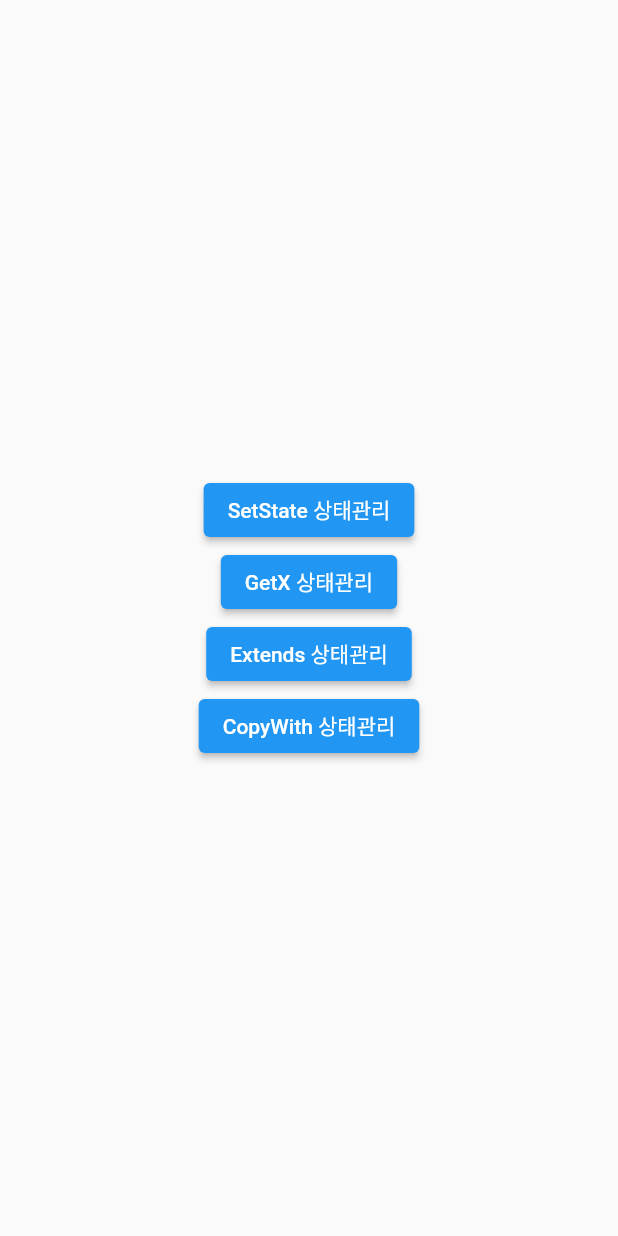
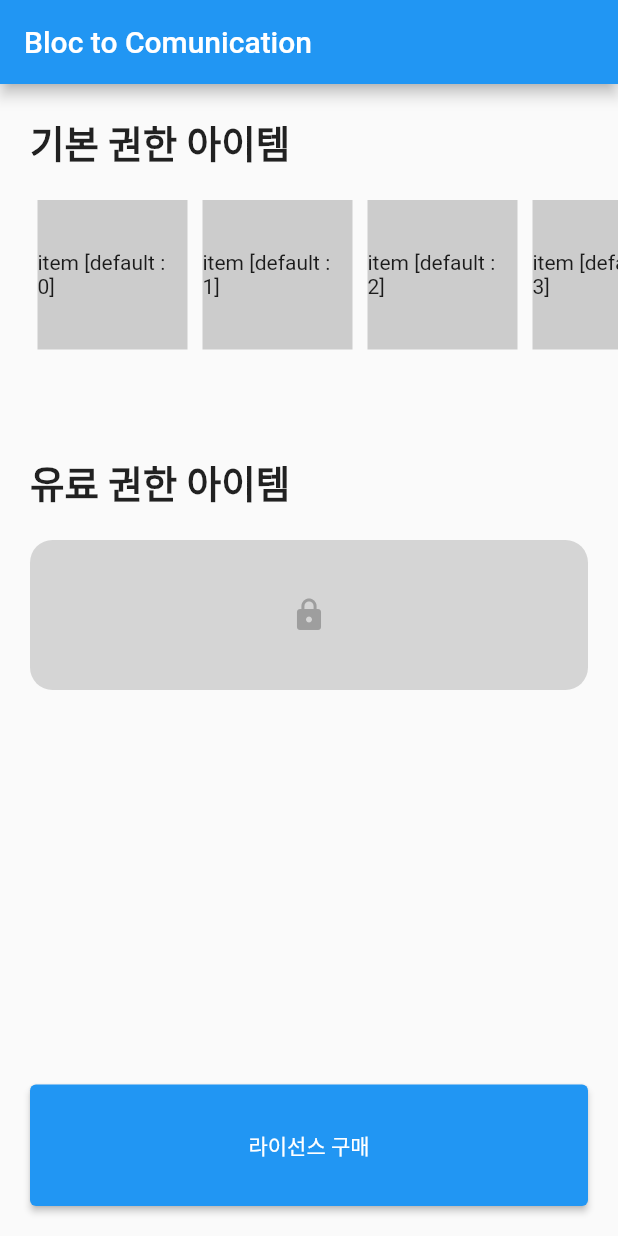
Before and after one commit to seolhs04/flutter_bloc_master_course, a Flutter app: the screen it shows after launch, on a phone screen of 412 x 824 dp. Run offline on Flutter 3.47's test engine with Material 2 defaults, Android fonts, the phone set to English and light mode, and no system bars; our stand-ins replace bloc, bloc_concurrency, dio, equatable, flutter_bloc, get; accounts and stored records are empty.

Commit message:
bloc repository를 이용한 mvvm 패턴

```diff
--- a/lib/main.dart
+++ b/lib/main.dart
@@ -1,5 +1,10 @@
 import 'package:flutter/material.dart';
+import 'package:flutter_bloc/flutter_bloc.dart';
 import 'package:flutter_bloc_master_course/src/app.dart';
+import 'package:flutter_bloc_master_course/src/bloc/license_bloc.dart';
+import 'package:flutter_bloc_master_course/src/bloc/product_bloc.dart';
+import 'package:flutter_bloc_master_course/src/repository/license_repository.dart';
+import 'package:flutter_bloc_master_course/src/repository/product_repository.dart';
 
 void main() {
   runApp(const MyApp());
@@ -13,7 +18,27 @@
     return MaterialApp(
       title: 'Flutter Demo',
       theme: ThemeData(),
-      home: const App(),
+      home: MultiRepositoryProvider(
+          providers: [
+            RepositoryProvider(create: (context) => ProductRepository()),
+            RepositoryProvider(create: (context) => LicenseRepository()),
+          ],
+          child: MultiBlocProvider(
+            providers: [
+              BlocProvider(
+                create: (context) => ProductBloc(
+                  context.read<ProductRepository>(),
+                  context.read<LicenseRepository>(),
+                ),
+              ),
+              BlocProvider(
+                create: (context) => LicenseBloc(
+                  context.read<LicenseRepository>(),
+                ),
+              )
+            ],
+            child: const App(),
+          )),
     );
   }
 }
--- a/lib/src/app.dart
+++ b/lib/src/app.dart
@@ -1,13 +1,11 @@
 import 'package:flutter/material.dart';
 import 'package:flutter_bloc/flutter_bloc.dart';
-import 'package:flutter_bloc_master_course/src/cubit/user_list.dart';
-import 'package:flutter_bloc_master_course/src/cubit/user_list_cubit_extends.dart';
-import 'package:flutter_bloc_master_course/src/cubit_copywith/user_list.dart';
-import 'package:flutter_bloc_master_course/src/cubit_copywith/user_list_cubit_copywith.dart';
-import 'package:flutter_bloc_master_course/src/getx/user_list.dart';
-import 'package:flutter_bloc_master_course/src/getx/user_list_controller.dart';
-import 'package:flutter_bloc_master_course/src/set_state/user_list.dart';
-import 'package:get/instance_manager.dart';
+import 'package:flutter_bloc_master_course/src/bloc/license_bloc.dart';
+import 'package:flutter_bloc_master_course/src/bloc/product_bloc.dart';
+import 'package:flutter_bloc_master_course/src/component/buy_btn.dart';
+import 'package:flutter_bloc_master_course/src/component/loading.dart';
+import 'package:flutter_bloc_master_course/src/component/lock_widget.dart';
+import 'package:flutter_bloc_master_course/src/component/product_widget.dart';
 
 class App extends StatelessWidget {
   const App({super.key});
@@ -15,60 +13,80 @@
   @override
   Widget build(BuildContext context) {
     return Scaffold(
-      body: Center(
-        child: Column(
-          mainAxisAlignment: MainAxisAlignment.center,
-          children: [
-            ElevatedButton(
-                onPressed: () {
-                  Navigator.push(
-                    context,
-                    MaterialPageRoute(
-                      builder: (context) => const UserListPageSetState(),
-                    ),
-                  );
-                },
-                child: const Text('SetState 상태관리')),
-            ElevatedButton(
-                onPressed: () {
-                  Get.put(UserListController());
-                  Navigator.push(
-                    context,
-                    MaterialPageRoute(
-                      builder: (context) => const UserListForGetX(),
-                    ),
-                  );
-                },
-                child: const Text('GetX 상태관리')),
-            ElevatedButton(
-                onPressed: () {
-                  Navigator.push(
-                    context,
-                    MaterialPageRoute(
-                      builder: (context) => BlocProvider(
-                        create: (context) => UserListCubitExtends(),
-                        child: const UserListForCubitForExtends(),
-                      ),
-                    ),
-                  );
-                },
-                child: const Text('Extends 상태관리')),
-            ElevatedButton(
-                onPressed: () {
-                  Navigator.push(
-                    context,
-                    MaterialPageRoute(
-                      builder: (context) => BlocProvider(
-                        create: (context) => UserListCubitCopyWith(),
-                        child: const UserListForCubitCopyWith(),
-                      ),
-                    ),
-                  );
-                },
-                child: const Text('CopyWith 상태관리')),
-          ],
-        ),
+      appBar: AppBar(
+        title: const Text('Bloc to Comunication'),
+      ),
+      body: Column(
+        crossAxisAlignment: CrossAxisAlignment.stretch,
+        children: [
+          _DefaultItems(),
+          const SizedBox(height: 50),
+          _PayItems(),
+        ],
+      ),
+      bottomNavigationBar: BuyBtn(
+        onTap: () {
+          context.read<LicenseBloc>().add(BuyLicenseEvent());
+        },
       ),
     );
   }
 }
+
+class _DefaultItems extends StatelessWidget {
+  @override
+  Widget build(BuildContext context) {
+    final state = context.watch<ProductBloc>().state;
+    return Column(
+      crossAxisAlignment: CrossAxisAlignment.stretch,
+      children: [
+        const Padding(
+          padding: EdgeInsets.only(left: 20, top: 20),
+          child: Text(
+            '기본 권한 아이템',
+            style: TextStyle(fontWeight: FontWeight.bold, fontSize: 25),
+          ),
+        ),
+        const SizedBox(height: 20),
+        if (state is LoadingProductState) const Loading(),
+        if (state is LoadedProductState)
+          ProductsWidget(
+            items: List.generate(
+              state.defaultItems?.length ?? 0,
+              (index) => state.defaultItems![index],
+            ),
+          ),
+      ],
+    );
+  }
+}
+
+class _PayItems extends StatelessWidget {
+  @override
+  Widget build(BuildContext context) {
+    final state = context.watch<ProductBloc>().state;
+    return Column(
+      crossAxisAlignment: CrossAxisAlignment.stretch,
+      children: [
+        const Padding(
+          padding: EdgeInsets.only(left: 20, top: 20),
+          child: Text(
+            '유료 권한 아이템',
+            style: TextStyle(fontWeight: FontWeight.bold, fontSize: 25),
+          ),
+        ),
+        const SizedBox(height: 20),
+        if (state is LoadingProductState) const Loading(),
+        if (state is LoadedProductState && state.payItems == null)
+          const LockWidget(),
+        if (state is LoadedProductState && state.payItems != null)
+          ProductsWidget(
+            items: List.generate(
+              state.payItems?.length ?? 0,
+              (index) => state.payItems![index],
+            ),
+          ),
+      ],
+    );
+  }
+}
--- /dev/null
+++ b/lib/src/bloc/license_bloc.dart
@@ -0,0 +1,28 @@
+import 'package:equatable/equatable.dart';
+import 'package:flutter_bloc/flutter_bloc.dart';
+import 'package:flutter_bloc_master_course/src/repository/license_repository.dart';
+
+class LicenseBloc extends Bloc<LicenseEvent, LicenseState> {
+  final LicenseRepository _licenseRepository;
+  LicenseBloc(this._licenseRepository) : super(const LicenseState(false)) {
+    on<BuyLicenseEvent>((event, emit) async {
+      final result = await _licenseRepository.buyLicense();
+      emit(LicenseState(result));
+    });
+  }
+}
+
+abstract class LicenseEvent extends Equatable {}
+
+class BuyLicenseEvent extends LicenseEvent {
+  @override
+  List<Object?> get props => [];
+}
+
+class LicenseState extends Equatable {
+  final bool hasLicense;
+  const LicenseState(this.hasLicense);
+
+  @override
+  List<Object?> get props => [hasLicense];
+}
--- /dev/null
+++ b/lib/src/bloc/product_bloc.dart
@@ -0,0 +1,111 @@
+import 'package:bloc/bloc.dart';
+import 'package:bloc_concurrency/bloc_concurrency.dart';
+import 'package:equatable/equatable.dart';
+import 'package:flutter_bloc_master_course/src/repository/license_repository.dart';
+import 'package:flutter_bloc_master_course/src/repository/product_repository.dart';
+
+class ProductBloc extends Bloc<ProductEvent, ProductState> {
+  final ProductRepository _productRepository;
+  final LicenseRepository _licenseRepository;
+
+  ProductBloc(this._productRepository, this._licenseRepository)
+      : super(InitProductState()) {
+    on<ProductEvent>((event, emit) async {
+      if (event is DefaultLoadProductEvent) {
+        await _defaultLoadProduct(event, emit);
+      }
+      if (event is PayLoadProductEvent) {
+        await _payLoadProduct(event, emit);
+      }
+    }, transformer: sequential());
+    add(DefaultLoadProductEvent());
+    add(PayLoadProductEvent(false));
+    _licenseRepository.stream.listen((event) {
+      if (event) {
+        add(PayLoadProductEvent(event));
+      }
+    });
+  }
+
+  _defaultLoadProduct(DefaultLoadProductEvent event, emit) async {
+    emit(LoadingProductState(
+      defaultItems: state.defaultItems,
+      payItems: state.payItems,
+    ));
+    final result = await _productRepository.loadDefaultProduct();
+    emit(LoadedProductState(
+      defaultItems: result,
+      payItems: state.payItems,
+    ));
+  }
+
+  _payLoadProduct(PayLoadProductEvent event, emit) async {
+    emit(LoadingProductState(
+      defaultItems: state.defaultItems,
+      payItems: state.payItems,
+    ));
+    final result =
+        await _productRepository.loadPayDefaultProduct(event.hasLicense);
+    emit(LoadedProductState(
+      payItems: result,
+      defaultItems: state.defaultItems,
+    ));
+  }
+
+  @override
+  void onTransition(Transition<ProductEvent, ProductState> transition) {
+    print(transition);
+    super.onTransition(transition);
+  }
+}
+
+abstract class ProductEvent extends Equatable {}
+
+class DefaultLoadProductEvent extends ProductEvent {
+  @override
+  List<Object?> get props => [];
+}
+
+class PayLoadProductEvent extends ProductEvent {
+  final bool hasLicense;
+  PayLoadProductEvent(this.hasLicense);
+
+  @override
+  List<Object?> get props => [hasLicense];
+}
+
+abstract class ProductState extends Equatable {
+  final List<String>? defaultItems;
+  final List<String>? payItems;
+
+  const ProductState({
+    this.defaultItems,
+    this.payItems,
+  });
+}
+
+class InitProductState extends ProductState {
+  InitProductState() : super(defaultItems: [], payItems: []);
+  @override
+  List<Object?> get props => [defaultItems, payItems];
+}
+
+class LoadingProductState extends ProductState {
+  const LoadingProductState({super.defaultItems, super.payItems});
+  @override
+  List<Object?> get props => [defaultItems, payItems];
+}
+
+class LoadedProductState extends ProductState {
+  const LoadedProductState({super.defaultItems, super.payItems});
+  @override
+  List<Object?> get props => [defaultItems, payItems];
+}
+
+class ErrorProductState extends ProductState {
+  final String errorMessage;
+  const ErrorProductState({required this.errorMessage});
+
+  @override
+  List<Object?> get props => [];
+}
--- /dev/null
+++ b/lib/src/component/buy_btn.dart
@@ -0,0 +1,21 @@
+import 'package:flutter/material.dart';
+
+class BuyBtn extends StatelessWidget {
+  const BuyBtn({super.key, required this.onTap});
+
+  final Function() onTap;
+
+  @override
+  Widget build(BuildContext context) {
+    return Padding(
+      padding: const EdgeInsets.all(20.0),
+      child: ElevatedButton(
+        onPressed: onTap,
+        child: const Padding(
+          padding: EdgeInsets.all(30.0),
+          child: Text('라이선스 구매'),
+        ),
+      ),
+    );
+  }
+}
--- /dev/null
+++ b/lib/src/component/loading.dart
@@ -0,0 +1,18 @@
+import 'package:flutter/material.dart';
+
+class Loading extends StatelessWidget {
+  const Loading({super.key});
+
+  @override
+  Widget build(BuildContext context) {
+    return const SizedBox(
+      height: 100,
+      child: Center(
+        child: CircularProgressIndicator(
+          strokeWidth: 1,
+          color: Colors.red,
+        ),
+      ),
+    );
+  }
+}
--- /dev/null
+++ b/lib/src/component/lock_widget.dart
@@ -0,0 +1,23 @@
+import 'package:flutter/material.dart';
+
+class LockWidget extends StatelessWidget {
+  const LockWidget({super.key});
+
+  @override
+  Widget build(BuildContext context) {
+    return Container(
+      margin: const EdgeInsets.symmetric(horizontal: 20),
+      decoration: BoxDecoration(
+        borderRadius: BorderRadius.circular(15),
+        color: Colors.grey.withOpacity(0.4),
+      ),
+      height: 100,
+      child: const Icon(
+        Icons.lock,
+        color: Colors.grey,
+        size: 24.0,
+        semanticLabel: 'Text to announce in accessibility modes',
+      ),
+    );
+  }
+}
--- /dev/null
+++ b/lib/src/component/product_widget.dart
@@ -0,0 +1,27 @@
+import 'package:flutter/material.dart';
+
+class ProductsWidget extends StatelessWidget {
+  final List<String> items;
+  const ProductsWidget({super.key, required this.items});
+
+  @override
+  Widget build(BuildContext context) {
+    return SizedBox(
+      height: 100,
+      child: ListView(
+        padding: const EdgeInsets.only(left: 20),
+        scrollDirection: Axis.horizontal,
+        children: List.generate(
+          items.length,
+          (index) => Container(
+            margin: const EdgeInsets.symmetric(horizontal: 5),
+            width: 100,
+            height: 80,
+            color: Colors.grey.withOpacity(0.5),
+            child: Center(child: Text('item [${items[index]}]')),
+          ),
+        ),
+      ),
+    );
+  }
+}
--- /dev/null
+++ b/lib/src/repository/license_repository.dart
@@ -0,0 +1,15 @@
+import 'dart:async';
+
+class LicenseRepository {
+  StreamController<bool> changeLicenseStatus =
+      StreamController<bool>.broadcast();
+  late Stream<bool> stream;
+  LicenseRepository() {
+    stream = changeLicenseStatus.stream;
+  }
+  Future<bool> buyLicense() async {
+    await Future.delayed(const Duration(seconds: 1));
+    changeLicenseStatus.sink.add(true);
+    return true;
+  }
+}
--- /dev/null
+++ b/lib/src/repository/product_repository.dart
@@ -0,0 +1,15 @@
+class ProductRepository {
+  Future<List<String>> loadDefaultProduct() async {
+    await Future.delayed(const Duration(seconds: 1));
+    return List.generate(10, (index) => 'default : $index');
+  }
+
+  Future<List<String>?> loadPayDefaultProduct(bool hasLicense) async {
+    if (hasLicense) {
+      await Future.delayed(const Duration(seconds: 1));
+      return List.generate(10, (index) => 'pay : $index');
+    } else {
+      return null;
+    }
+  }
+}
--- a/pubspec.yaml
+++ b/pubspec.yaml
@@ -40,6 +40,7 @@
   bloc: ^8.1.2
   flutter_bloc: ^8.1.3
   equatable: ^2.0.5
+  bloc_concurrency: ^0.2.3
 
 dev_dependencies:
   flutter_test:
```
Also changed, not shown: pubspec.lock.
